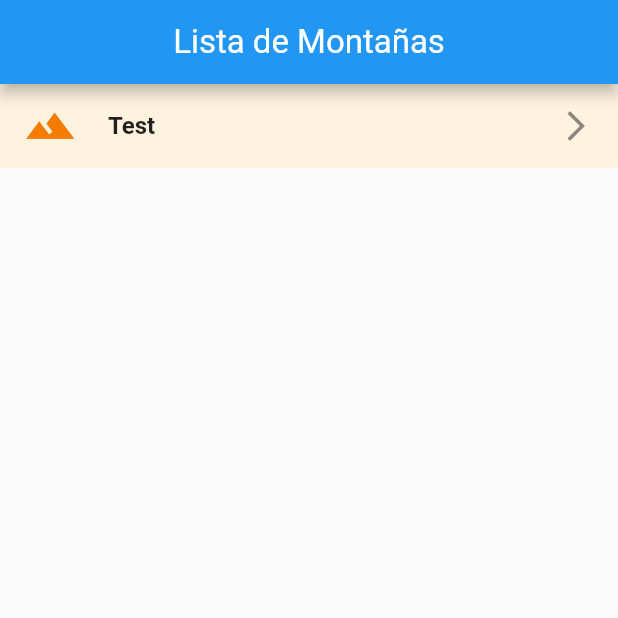
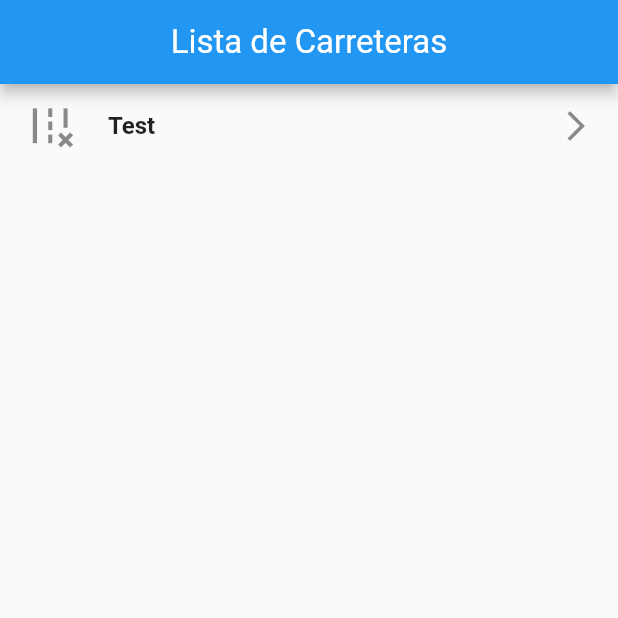
Before and after one commit to alasarana/proyecto_flutter, a Flutter app: the screen it shows after launch, on a phone screen of 412 x 824 dp, the top half of it. Run offline on Flutter 3.47's test engine with Material 2 defaults, Android fonts, the phone set to English and light mode, and no system bars.

Commit message:
Change style

```diff
--- a/lib/main.dart
+++ b/lib/main.dart
@@ -12,9 +12,7 @@ class MyApp extends StatelessWidget {
   Widget build(BuildContext context) {
     return MaterialApp(
       title: 'Flutter Demo',
-      theme: ThemeData(
-        primarySwatch: Colors.blue,
-      ),
+      theme: ThemeData(primarySwatch: Colors.blue),
       home: HomeScreen(),
     );
   }
--- a/lib/screens/home_screen.dart
+++ b/lib/screens/home_screen.dart
@@ -16,20 +16,18 @@ class HomeScreen extends StatelessWidget {
         titleTextStyle:
             const TextStyle(fontWeight: FontWeight.normal, fontSize: 22),
         title: const Align(
-            alignment: Alignment.center, child: Text('Lista de Montañas')),
+            alignment: Alignment.center, child: Text('Lista de Carreteras')),
       ),
       body: ListView.builder(
         itemCount: 1,
         itemBuilder: (context, index) {
           return ListTile(
-            tileColor: Colors.orange[50],
-            leading: Icon(
-              Icons.landscape,
-              color: Colors.orange[700],
+            leading: const Icon(
+              Icons.remove_road,
               size: 35,
             ),
-            title: Text("Test",
-                style: const TextStyle(fontWeight: FontWeight.bold)),
+            title: const Text("Test",
+                style: TextStyle(fontWeight: FontWeight.bold)),
             trailing: const Icon(Icons.arrow_forward_ios),
             onTap: () {
               Navigator.push(
```
